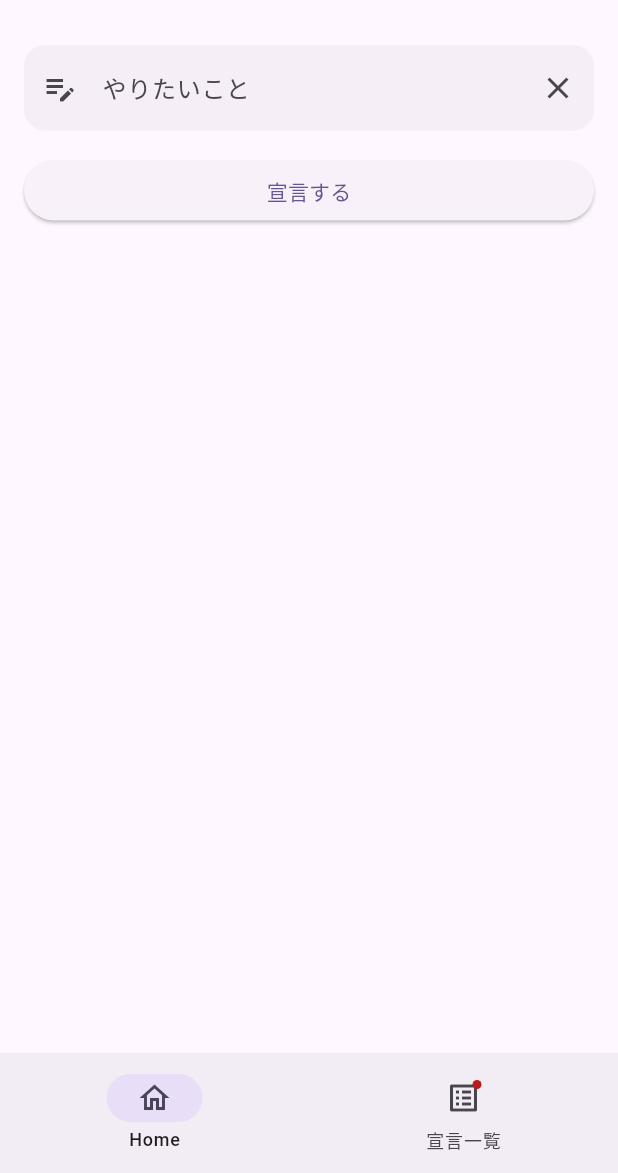
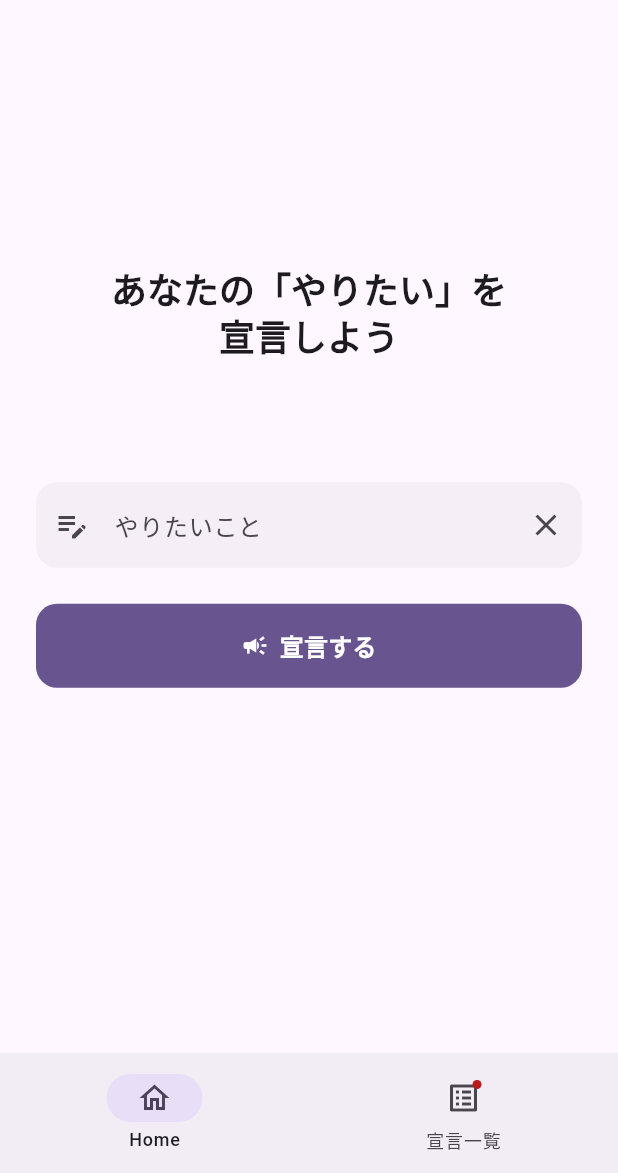
Before and after one commit to 8mitsuboy/Declara, a Flutter app: the screen it shows after launch, after a tap on "宣言する", on a phone screen of 412 x 824 dp, the part 63-1236 px from its top. Run offline on Flutter 3.47's test engine with Material 3 defaults, Android fonts, the phone set to English and light mode, and no system bars; our stand-ins replace dio, drift, drift_flutter, flutter_dotenv, flutter_hooks, google_fonts and 2 more; accounts and stored records are empty; generated files the repository leaves out were written again.

Commit message:
🎨 タスク生成後、宣言一覧ページに遷移するよう修正

```diff
--- a/lib/pages/create_declaration_page/create_declaration_page.dart
+++ b/lib/pages/create_declaration_page/create_declaration_page.dart
@@ -7,7 +7,9 @@ import 'package:hooks_riverpod/hooks_riverpod.dart';
 import 'package:flutter/material.dart';
 
 class CreateDeclarationPage extends HookConsumerWidget {
-  const CreateDeclarationPage({super.key});
+  const CreateDeclarationPage({super.key, this.onDeclared});
+
+  final VoidCallback? onDeclared;
 
   Future<void> _saveAndNavigate(
     BuildContext context,
@@ -21,7 +23,7 @@ class CreateDeclarationPage extends HookConsumerWidget {
     ref.invalidate(declarationListProvider);
     controller.clear();
     if (context.mounted) {
-      Navigator.of(context).push(
+      await Navigator.of(context).push(
         MaterialPageRoute(
           builder: (_) => TaskGenerationPage(
             declarationId: declaration.id,
@@ -29,25 +31,52 @@ class CreateDeclarationPage extends HookConsumerWidget {
           ),
         ),
       );
+      onDeclared?.call();
     }
   }
 
   @override
   Widget build(BuildContext context, WidgetRef ref) {
     final controller = useTextEditingController();
+    final theme = Theme.of(context);
 
-    return Padding(
-      padding: const EdgeInsets.all(16),
+    return SafeArea(
+      child: Padding(
+        padding: const EdgeInsets.symmetric(horizontal: 24),
         child: Column(
           crossAxisAlignment: CrossAxisAlignment.stretch,
           children: [
-          DeclaraTextField(controller: controller),
-          const SizedBox(height: 16),
-          ElevatedButton(
+            const Spacer(flex: 2),
+            Text(
+              'あなたの「やりたい」を\n宣言しよう',
+              textAlign: TextAlign.center,
+              style: theme.textTheme.headlineSmall?.copyWith(
+                fontWeight: FontWeight.bold,
+              ),
+            ),
+            const Spacer(flex: 1),
+            DeclaraTextField(
+              controller: controller,
+              onSubmitted: () => _saveAndNavigate(context, ref, controller),
+            ),
+            const SizedBox(height: 24),
+            FilledButton.icon(
               onPressed: () => _saveAndNavigate(context, ref, controller),
-            child: const Text("宣言する"),
+              icon: const Icon(Icons.campaign),
+              label: const Text('宣言する'),
+              style: FilledButton.styleFrom(
+                padding: const EdgeInsets.symmetric(vertical: 16),
+                textStyle: theme.textTheme.titleMedium?.copyWith(
+                  fontWeight: FontWeight.bold,
                 ),
+                shape: RoundedRectangleBorder(
+                  borderRadius: BorderRadius.circular(14),
+                ),
+              ),
+            ),
+            const Spacer(flex: 3),
           ],
+        ),
       ),
     );
   }
--- a/lib/pages/home_page/home_page.dart
+++ b/lib/pages/home_page/home_page.dart
@@ -11,8 +11,14 @@ class HomePage extends HookConsumerWidget {
 
   @override
   Widget build(BuildContext context, WidgetRef ref) {
-    final pages = [const CreateDeclarationPage(), const DeclarationPage()];
     final currentPageIndex = useState<int>(0);
+
+    final pages = [
+      CreateDeclarationPage(
+        onDeclared: () => currentPageIndex.value = 1,
+      ),
+      const DeclarationPage(),
+    ];
 
     return Scaffold(
       appBar: AppBar(title: Text(title)),
```
Lines whose indentation alone changed are shown as unchanged.
